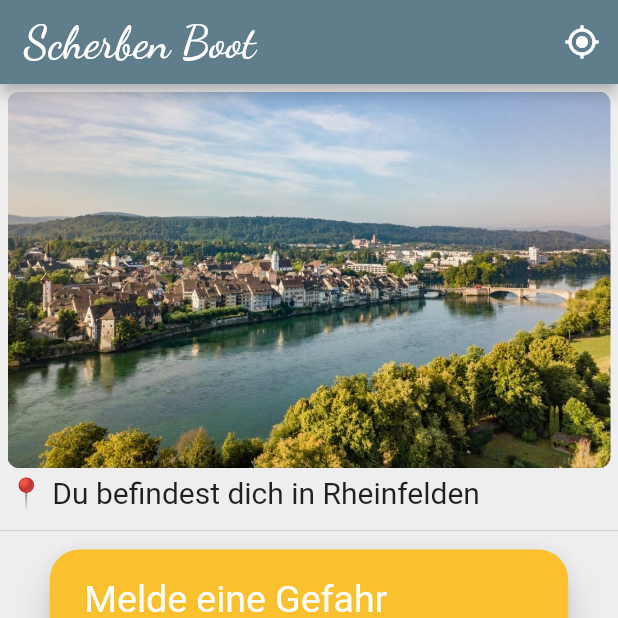
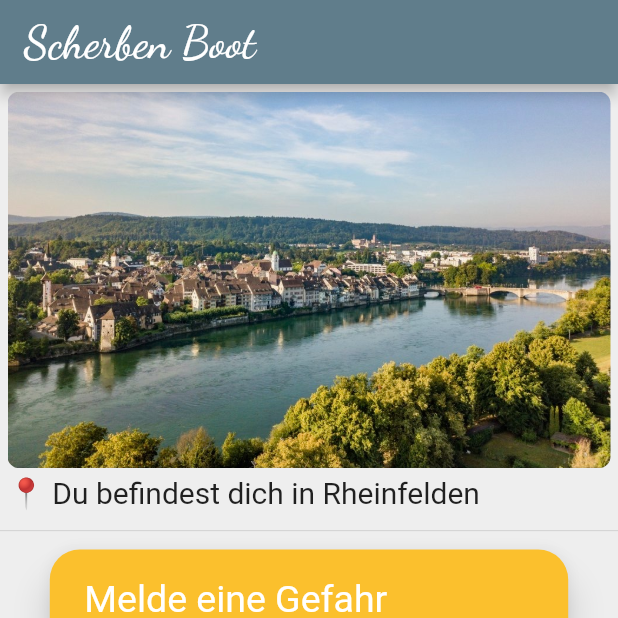
Before and after one commit to scherben-boot/Scherben.Boot, a Flutter app: the screen it shows after launch, on a phone screen of 412 x 824 dp, the top half of it. Run offline on Flutter 3.47's test engine with Material 2 defaults, Android fonts, the phone set to English and light mode, and no system bars; our stand-ins replace geocoding, google_fonts, kiwi, location.

Commit message:
updated location service

```diff
--- a/lib/main.dart
+++ b/lib/main.dart
@@ -1,7 +1,9 @@
 import 'package:flutter/material.dart';
 import 'package:scherben_boot/dependecy_injection/container.dart';
+import 'package:scherben_boot/services/geolocation.service.dart';
 import 'package:scherben_boot/services/services.module.dart';
 import 'package:scherben_boot/views/home_view.dart';
+import 'package:scherben_boot/views/initializing_view.dart';
 
 void main() {
   container.addModule(ServicesModule());
@@ -19,7 +21,16 @@ class ScherbenBoot extends StatelessWidget {
         ),
         scaffoldBackgroundColor: Colors.grey[200],
       ),
-      home: Home(),
+      home: FutureBuilder(
+          future: container.resolve<GeolocationService>().initialize(),
+          builder: (context, snapshot) {
+            switch (snapshot.connectionState) {
+              case ConnectionState.done:
+                return Home();
+              default:
+                return InitializingView();
+            }
+          }),
     );
   }
 }
--- a/lib/models/point.dart
+++ b/lib/models/point.dart
@@ -2,5 +2,5 @@ class Point {
   final double longitude;
   final double latitude;
 
-  Point(this.longitude, this.latitude);
+  Point(this.latitude, this.longitude);
 }
--- a/lib/services/geolocation.service.dart
+++ b/lib/services/geolocation.service.dart
@@ -1,7 +1,11 @@
+import 'package:scherben_boot/models/boundary_report.dart';
 import 'package:scherben_boot/models/point.dart';
 
+typedef LocationObserver = void Function(BoundaryReport);
+
 abstract class GeolocationService {
-  Future<Point?> getCurrentUserLocation();
-
+  Point? getCurrentUserLocation();
   Future<String?> describePoint(Point point);
+  void subscribeToBoundaryChanges(LocationObserver observer);
+  Future<void> initialize();
 }
--- a/lib/views/home_view.dart
+++ b/lib/views/home_view.dart
@@ -2,12 +2,14 @@ import 'package:flutter/cupertino.dart';
 import 'package:flutter/material.dart';
 import 'package:flutter/painting.dart';
 import 'package:google_fonts/google_fonts.dart';
+import 'package:scherben_boot/dependecy_injection/container.dart' as di;
 import 'package:scherben_boot/models/report_metadata.dart';
+import 'package:scherben_boot/services/geolocation.service.dart';
 import 'package:scherben_boot/views/reporting_view.dart';
 
-// Buttons in einer Foreach Schleife
+class Home extends StatefulWidget {
+  GeolocationService _geofencingService = di.container.resolve();
 
-class Home extends StatefulWidget {
   Home({Key? key}) : super(key: key);
 
   @override
@@ -24,27 +26,16 @@ class _HomeState extends State<Home> {
 
   @override
   Widget build(BuildContext context) {
+    widget._geofencingService.subscribeToBoundaryChanges((boundaryReport) =>
+        setState(() => isWithinBoundaries = boundaryReport.isWithinBoundaries));
+
     return Scaffold(
       appBar: AppBar(
-          // leading: Padding(
-          //   padding: EdgeInsets.all(10),
-          //   child: ClipRRect(
-          //     borderRadius: BorderRadius.circular(8.0),
-          //     child: Image(
-          //       image: AssetImage('assets/dhbw_white.png'),
-          //     ),
-          //   ),
-          // ),
-          centerTitle: false,
-          title: Text('Scherben Boot',
-              style:
-                  GoogleFonts.dancingScript(color: Colors.white, fontSize: 30)),
-          actions: <Widget>[
-            IconButton(
-              icon: Icon(Icons.my_location_outlined),
-              onPressed: () {},
-            )
-          ]),
+        centerTitle: false,
+        title: Text('Scherben Boot',
+            style:
+                GoogleFonts.dancingScript(color: Colors.white, fontSize: 30)),
+      ),
       body: Column(children: [
         Flexible(
           flex: 3,
@@ -119,25 +110,16 @@ class _HomeState extends State<Home> {
               },
               style: ElevatedButton.styleFrom(
                 primary: Colors.yellow[700],
-                //button's fill color
                 onPrimary: Colors.white,
-                //specify the color of the button's text and icons as well as the overlay colors used to indicate the hover, focus, and pressed states
                 onSurface: Colors.orange,
-                //specify the button's disabled text, icon, and fill color
                 shadowColor: Colors.black.withOpacity(0.9),
-                //specify the button's elevation color
                 elevation: 10.0,
-                //buttons Material shadow
                 textStyle: TextStyle(fontFamily: 'roboto'),
-                //specify the button's text TextStyle
                 padding: const EdgeInsets.only(
                     top: 4.0, bottom: 4.0, right: 8.0, left: 8.0),
-                //specify the button's Padding
                 minimumSize: Size(MediaQuery.of(context).size.width * 0.8, 0),
-                //specify the button's first: width and second: height
                 shape: RoundedRectangleBorder(
-                    borderRadius: BorderRadius.circular(
-                        20.0)), // set the buttons shape. Make its birders rounded etc
+                    borderRadius: BorderRadius.circular(20.0)),
               ),
             ),
           ),
```
Also changed, not shown: lib/models/boundary_report.dart (added, +7 -0 lines), lib/models/polygon.dart (added, +60 -0 lines), lib/services/implementations/location.service.dart (+74 -25 lines), lib/views/initializing_view.dart (added, +15 -0 lines), 1 other file.
